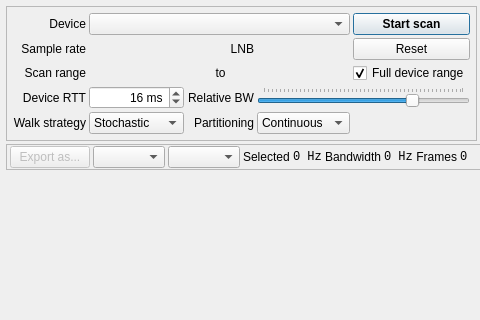
Before: the Qt Designer form ui/PanoramicDialog.ui in BatchDrake/SigDigger, drawn with Qt 5; both pictures show x 0 to 480 and y 0 to 320 of the 1167 by 571 pixel window.
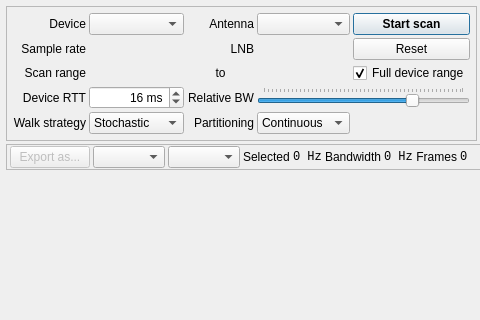
After: the same form once the commit is applied. Icons and pictures are not drawn. Custom widgets are drawn as their Qt base class.

Commit message:
panoramic: antenna selection
Also store and restore hop strategy and partitioning.

Diff of the .ui file:
```diff
--- a/ui/PanoramicDialog.ui
+++ b/ui/PanoramicDialog.ui
@@ -84,6 +84,16 @@
         </property>
        </widget>
       </item>
+      <item row="0" column="3">
+       <widget class="QLabel" name="label_14">
+        <property name="text">
+         <string>Antenna</string>
+        </property>
+        <property name="alignment">
+         <set>Qt::AlignRight|Qt::AlignTrailing|Qt::AlignVCenter</set>
+        </property>
+       </widget>
+      </item>
       <item row="6" column="3">
        <widget class="QLabel" name="label_11">
         <property name="text">
@@ -104,9 +114,12 @@
         </property>
        </widget>
       </item>
-      <item row="0" column="2" colspan="3">
+      <item row="0" column="2">
        <widget class="QComboBox" name="deviceCombo"/>
       </item>
+      <item row="0" column="4">
+       <widget class="QComboBox" name="antennaCombo"/>
+      </item>
       <item row="5" column="1">
        <widget class="QLabel" name="label_8">
         <property name="text">
```
The commit also changes 5 other files.
